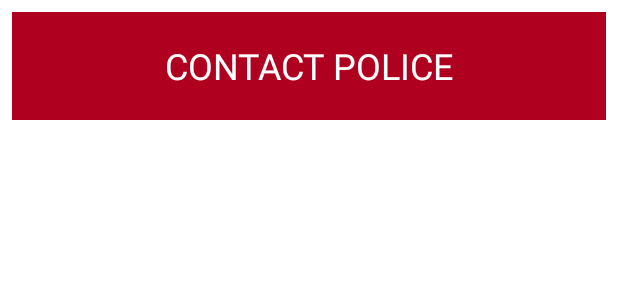
After one commit to rvd2pwipwip/CriminalIntent02, an Android app: the layout list_item_police_crime.xml on its own in the app's theme, with its tools: preview values and no code run, on a phone screen of 412 x 824 dp. The commit adds this screen. Shown: the top 300 px of the screen. Run offline under Robolectric (Android 15) with nearby library versions, the phone set to English and light mode, and no system bars.

Commit message:
Chapter 9 Challenge RecyclerView ViewTypes

```diff
--- a/app/src/main/java/com/hdesrosiers/criminalintent02/Crime.kt
+++ b/app/src/main/java/com/hdesrosiers/criminalintent02/Crime.kt
@@ -7,4 +7,5 @@ data class Crime(
     var title: String = "",
     var date: Date = Date(),
     var isSolved: Boolean = false,
+    var requiresPolice: Boolean = false
 )
--- a/app/src/main/java/com/hdesrosiers/criminalintent02/CrimeListViewModel.kt
+++ b/app/src/main/java/com/hdesrosiers/criminalintent02/CrimeListViewModel.kt
@@ -9,6 +9,12 @@ class CrimeListViewModel : ViewModel() {
     init {
         for (i in 0 until 100) {
             val crime = Crime()
+            if (i % 5 == 0) {
+                when ((0..1).shuffled().first()) {
+                    0 -> crime.requiresPolice = false
+                    else -> crime.requiresPolice = true
+                }
+            }
             crime.title = "Crime #$i"
             crime.isSolved = i % 2 == 0
             crimes += crime
--- /dev/null
+++ b/app/src/main/res/layout/list_item_police_crime.xml
@@ -0,0 +1,19 @@
+<?xml version="1.0" encoding="utf-8"?>
+<LinearLayout xmlns:android="http://schemas.android.com/apk/res/android"
+    android:id="@+id/police_item"
+    android:layout_width="match_parent"
+    android:layout_height="wrap_content"
+    android:orientation="vertical"
+    android:padding="8dp">
+
+    <TextView
+        android:id="@+id/police_crime"
+        android:layout_width="match_parent"
+        android:layout_height="72dp"
+        android:background="@color/design_default_color_error"
+        android:text="CONTACT POLICE"
+        android:gravity="center"
+        android:textColor="@color/design_default_color_on_primary"
+        android:textSize="24sp" />
+
+</LinearLayout>
```
Also changed, not shown: app/src/main/java/com/hdesrosiers/criminalintent02/CrimeListFragment.kt (+58 -19 lines).
